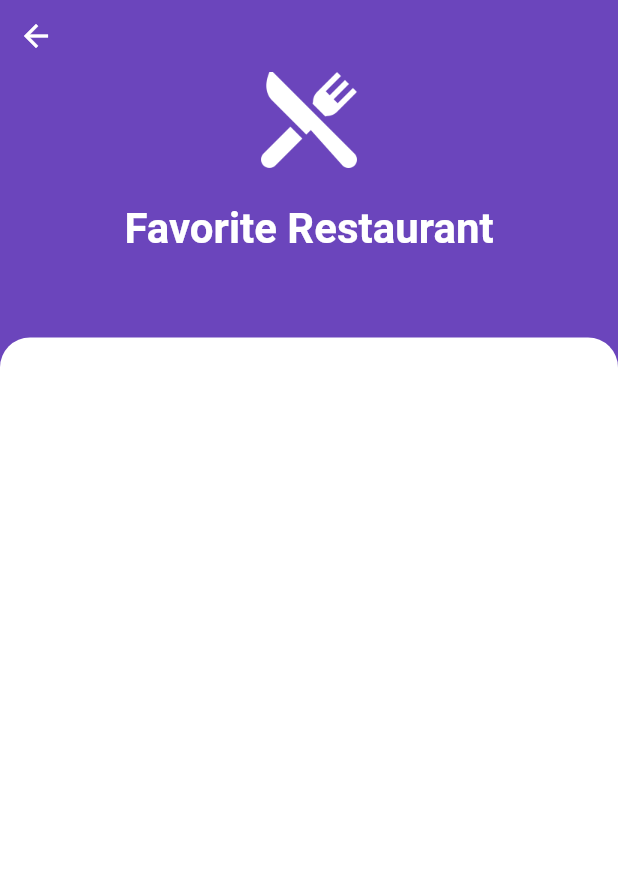
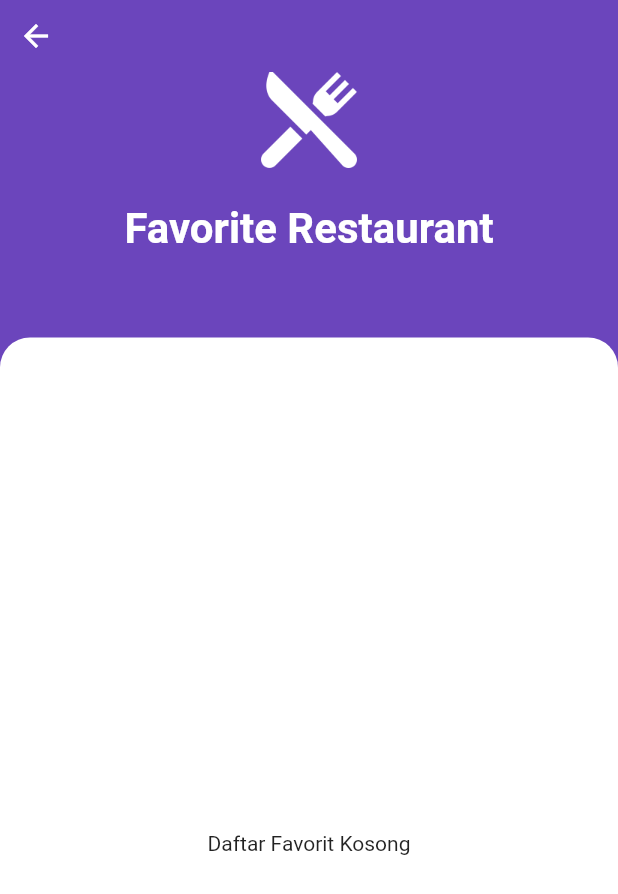
Before and after one commit to akhdanpangestuajiwidodo/DanRestaurant, a Flutter app: the FavoriteScreen screen opened by its route, on a phone screen of 412 x 824 dp. Shown: the top 894 px of the screen. Run offline on Flutter 3.47's test engine with Material 2 defaults, Android fonts, the phone set to English and light mode, and no system bars; our stand-ins replace badges, carousel_slider; network calls fail.

Commit message:
Submission1

```diff
--- a/lib/components/button/dynamicbutton.dart
+++ b/lib/components/button/dynamicbutton.dart
@@ -1,6 +1,6 @@
 import 'package:dan_resto/screens/favorite_screen.dart';
 import 'package:flutter/material.dart';
-import 'package:dan_resto/model/restaurant.dart';
+import 'package:dan_resto/data/model/restaurant.dart';
 
 class DynamicButton extends StatefulWidget {
   final Restaurant restaurant;
--- a/lib/components/menus/drinkwidget.dart
+++ b/lib/components/menus/drinkwidget.dart
@@ -1,6 +1,6 @@
 import 'package:flutter/material.dart';
 import 'package:flutter/widgets.dart';
-import 'package:dan_resto/model/drink.dart';
+import 'package:dan_resto/data/model/drink.dart';
 
 class DrinkWidget extends StatelessWidget {
   final List<Drink> drinks;
--- a/lib/components/menus/foodwidget.dart
+++ b/lib/components/menus/foodwidget.dart
@@ -1,6 +1,6 @@
 import 'package:flutter/material.dart';
 import 'package:flutter/widgets.dart';
-import 'package:dan_resto/model/food.dart';
+import 'package:dan_resto/data/model/food.dart';
 
 class FoodWidget extends StatelessWidget {
   final List<Food> foods;
--- a/lib/model/restaurantdata.dart
+++ b/lib/data/model/restaurantdata.dart
@@ -1,4 +1,4 @@
-import 'package:dan_resto/model/restaurant.dart';
+import 'package:dan_resto/data/model/restaurant.dart';
 
 class RestaurantData {
   late List<Restaurant> restaurants;
--- a/lib/main.dart
+++ b/lib/main.dart
@@ -1,6 +1,6 @@
 import 'package:dan_resto/screens/splashscreen.dart';
 import 'package:flutter/material.dart';
-import 'package:dan_resto/model/restaurant.dart';
+import 'package:dan_resto/data/model/restaurant.dart';
 import 'package:dan_resto/screens/home_screen.dart';
 import 'package:dan_resto/screens/detail_screen.dart';
 import 'package:dan_resto/screens/favorite_screen.dart';
--- a/lib/screens/detail_screen.dart
+++ b/lib/screens/detail_screen.dart
@@ -2,7 +2,7 @@ import 'package:dan_resto/components/menus/foodwidget.dart';
 import 'package:flutter/widgets.dart';
 import 'package:flutter/material.dart';
 import 'package:flutter/cupertino.dart';
-import 'package:dan_resto/model/restaurant.dart';
+import 'package:dan_resto/data/model/restaurant.dart';
 import 'package:dan_resto/components/button/dynamicbutton.dart';
 import 'package:dan_resto/components/menus/drinkwidget.dart';
 
--- a/lib/screens/favorite_screen.dart
+++ b/lib/screens/favorite_screen.dart
@@ -1,5 +1,5 @@
 import 'package:flutter/material.dart';
-import 'package:dan_resto/model/restaurant.dart';
+import 'package:dan_resto/data/model/restaurant.dart';
 
 List<Restaurant> listRestaurants = [];
 
@@ -77,7 +77,8 @@ class _FavoriteScreen extends State<FavoriteScreen> {
                     child:
                     Padding(
                       padding: const EdgeInsets.all(30.0),
-                      child: ListView.builder(
+                      child: _listRestaurantsNew.isNotEmpty
+                          ?ListView.builder(
                         scrollDirection: Axis.vertical,
                         itemBuilder: (BuildContext context, int index) {
                           final Restaurant restaurant = _listRestaurantsNew[index];
@@ -168,7 +169,7 @@ class _FavoriteScreen extends State<FavoriteScreen> {
                           );
                         },
                         itemCount: listRestaurants.length,
-                      ),
+                      ) : Center(child: Text('Daftar Favorit Kosong'),),
                     ),
                   ),
                 ),
```
Also changed, not shown: lib/screens/home_screen.dart (+6 -6 lines), lib/screens/main_screen.dart (+10 -11 lines), lib/data/model/drink.dart (renamed from lib/model/drink.dart), lib/data/model/food.dart (renamed from lib/model/food.dart), lib/data/model/menu.dart (renamed from lib/model/menu.dart), lib/data/model/restaurant.dart (renamed from lib/model/restaurant.dart). Lines whose indentation alone changed are shown as unchanged.
